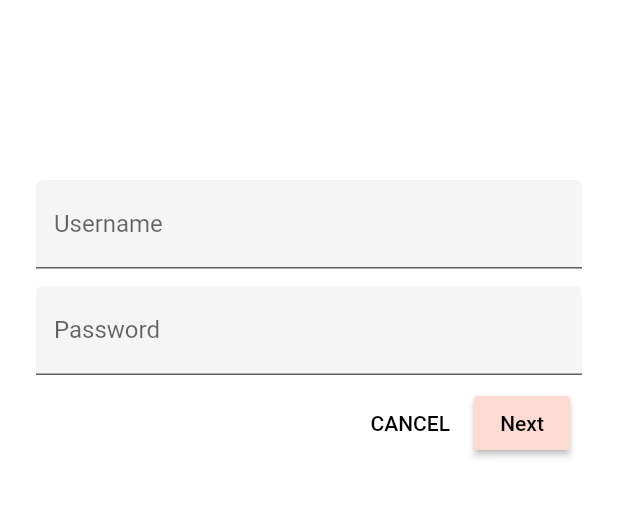
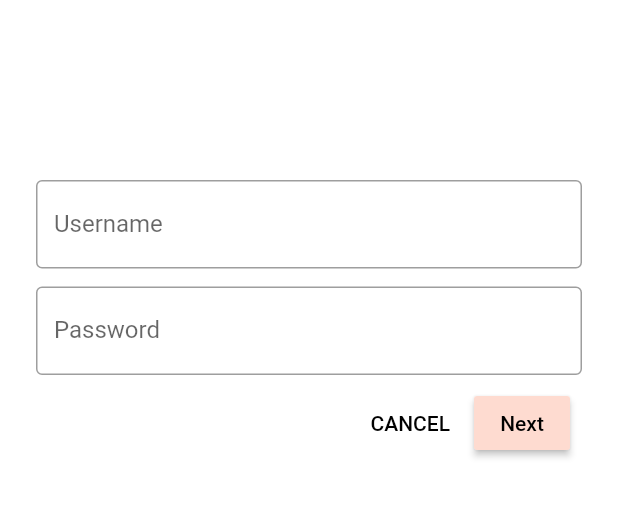
Before and after one commit to ThaDocsN/Shrine, a Flutter app: the screen it shows after launch, on a phone screen of 412 x 824 dp, the part 219-737 px from its top. Run offline on Flutter 3.47's test engine with Material 2 defaults, Android fonts, the phone set to English and light mode, and no system bars; Roboto replaces fonts that are missing (Eubik).

Commit message:
modified typography

```diff
--- a/lib/login.dart
+++ b/lib/login.dart
@@ -13,6 +13,7 @@
 // limitations under the License.
 
 import 'package:flutter/material.dart';
+import 'colors.dart';
 
 class LoginPage extends StatefulWidget {
   @override
@@ -43,20 +44,25 @@ class _LoginPageState extends State<LoginPage> {
             // TODO: Remove filled: true values (103)
             // TODO: Wrap Password with AccentColorOverride (103)
             // TODO: Add TextField widgets (101)
-            TextField(
+            AccentColorOverride(
+              color: kShrineBrown900,
+              child: TextField(
                 controller: _userNameController,
                 decoration: InputDecoration(
-                filled: true,
                   labelText: "Username",
                 ),
               ),
+            ),
             SizedBox(height: 12.0,),
-            TextField(
+            AccentColorOverride(
+              color: kShrineBrown900,
+              child: TextField(
                 controller: _passwordController,
                 decoration: InputDecoration(
-                filled: true,
                   labelText: "Password",
-              ),            obscureText: true),
+                ),
+                  obscureText: true),
+            ),
             // TODO: Add button bar (101)
             ButtonBar(
               children: <Widget>[
@@ -81,3 +87,19 @@ class _LoginPageState extends State<LoginPage> {
 }
 
 // TODO: Add AccentColorOverride (103)
+class AccentColorOverride extends StatelessWidget{
+  const AccentColorOverride({Key key, this.color, this.child})
+    : super(key: key);
+
+  final Color color;
+  final Widget child;
+
+  @override
+  Widget build(BuildContext context) {
+    return Theme(
+      child: child,
+      data: Theme.of(context).copyWith(accentColor: color),
+    );
+  }
+
+}
--- a/pubspec.yaml
+++ b/pubspec.yaml
@@ -55,3 +55,9 @@ flutter:
     - packages/shrine_images/35-0.jpg
     - packages/shrine_images/36-0.jpg
     - packages/shrine_images/37-0.jpg
+  fonts:
+    - family: Rubik
+      fonts:
+      - asset: fonts/Rubik-Regular.ttf
+      - asset: fonts/Rubik-Medium.ttf
+        weight: 500
```
Also changed, not shown: lib/app.dart (+26 -2 lines), lib/home.dart (+10 -7 lines). Lines whose indentation alone changed are shown as unchanged.
